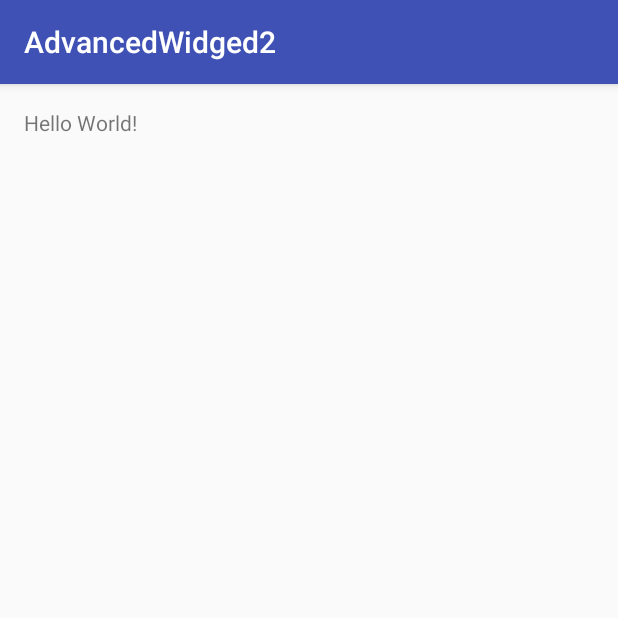
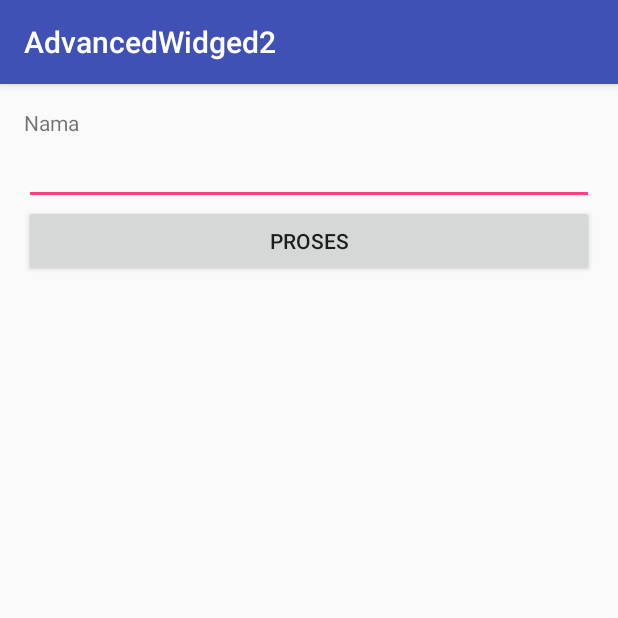
Before and after one commit to tiararindi/AdvancedWidget2, an Android app: the screen it shows after launch (MainActivity), on a phone screen of 412 x 824 dp, the top half of it. Run offline under Robolectric (Android 15) with nearby library versions, the phone set to English and light mode, and no system bars; our stand-ins replace ButterKnife.

```diff
--- a/app/build.gradle
+++ b/app/build.gradle
@@ -1,4 +1,5 @@
 apply plugin: 'com.android.application'
+apply plugin: 'android-apt'
 
 android {
     compileSdkVersion 24
@@ -23,4 +24,6 @@ dependencies {
     compile fileTree(dir: 'libs', include: ['*.jar'])
     testCompile 'junit:junit:4.12'
     compile 'com.android.support:appcompat-v7:24.0.0-alpha2'
+    compile 'com.jakewharton:butterknife:8.4.0'
+    apt 'com.jakewharton:butterknife-compiler:8.4.0'
 }
--- a/app/src/main/java/id/sch/smktelkom_mlg/learn/advancedwidged2/MainActivity.java
+++ b/app/src/main/java/id/sch/smktelkom_mlg/learn/advancedwidged2/MainActivity.java
@@ -2,12 +2,34 @@ package id.sch.smktelkom_mlg.learn.advancedwidged2;
 
 import android.os.Bundle;
 import android.support.v7.app.AppCompatActivity;
+import android.widget.EditText;
+import android.widget.TextView;
+
+import butterknife.BindColor;
+import butterknife.BindView;
+import butterknife.ButterKnife;
+import butterknife.OnClick;
 
 public class MainActivity extends AppCompatActivity {
+    @BindView(R.id.editTextNama)
+    EditText etNama;
+    @BindView(R.id.textViewHasil)
+    TextView tvHasil;
+    @BindColor(R.color.colorAccent)
+    int colorAccent;
 
     @Override
     protected void onCreate(Bundle savedInstanceState) {
         super.onCreate(savedInstanceState);
         setContentView(R.layout.activity_main);
+
+        ButterKnife.bind(this);
+
+        tvHasil.setTextColor(colorAccent);
+    }
+
+    @OnClick(R.id.buttonProses)
+    public void doProses() {
+        tvHasil.setText("Nama Anda: " + etNama.getText());
     }
 }
--- a/app/src/main/res/layout/activity_main.xml
+++ b/app/src/main/res/layout/activity_main.xml
@@ -1,16 +1,35 @@
 <?xml version="1.0" encoding="utf-8"?>
-<RelativeLayout xmlns:android="http://schemas.android.com/apk/res/android"
+<LinearLayout xmlns:android="http://schemas.android.com/apk/res/android"
     xmlns:tools="http://schemas.android.com/tools"
     android:layout_width="match_parent"
     android:layout_height="match_parent"
-    android:paddingBottom="@dimen/activity_vertical_margin"
-    android:paddingLeft="@dimen/activity_horizontal_margin"
-    android:paddingRight="@dimen/activity_horizontal_margin"
-    android:paddingTop="@dimen/activity_vertical_margin"
+    android:orientation="vertical"
+    android:paddingBottom="16dp"
+    android:paddingLeft="16dp"
+    android:paddingRight="16dp"
+    android:paddingTop="16dp"
     tools:context="id.sch.smktelkom_mlg.learn.advancedwidged2.MainActivity">
 
     <TextView
         android:layout_width="wrap_content"
         android:layout_height="wrap_content"
-        android:text="Hello World!" />
-</RelativeLayout>
+        android:text="Nama" />
+
+    <EditText
+        android:id="@+id/editTextNama"
+        android:layout_width="match_parent"
+        android:layout_height="wrap_content" />
+
+    <Button
+        android:id="@+id/buttonProses"
+        android:layout_width="match_parent"
+        android:layout_height="wrap_content"
+        android:text="Proses" />
+
+    <TextView
+        android:id="@+id/textViewHasil"
+        android:layout_width="wrap_content"
+        android:layout_height="wrap_content"
+        tools:text="Hasil" />
+
+</LinearLayout>
--- a/build.gradle
+++ b/build.gradle
@@ -6,7 +6,7 @@ buildscript {
     }
     dependencies {
         classpath 'com.android.tools.build:gradle:2.1.2'
-
+        classpath 'com.neenbedankt.gradle.plugins:android-apt:1.8'
         // NOTE: Do not place your application dependencies here; they belong
         // in the individual module build.gradle files
     }
```
